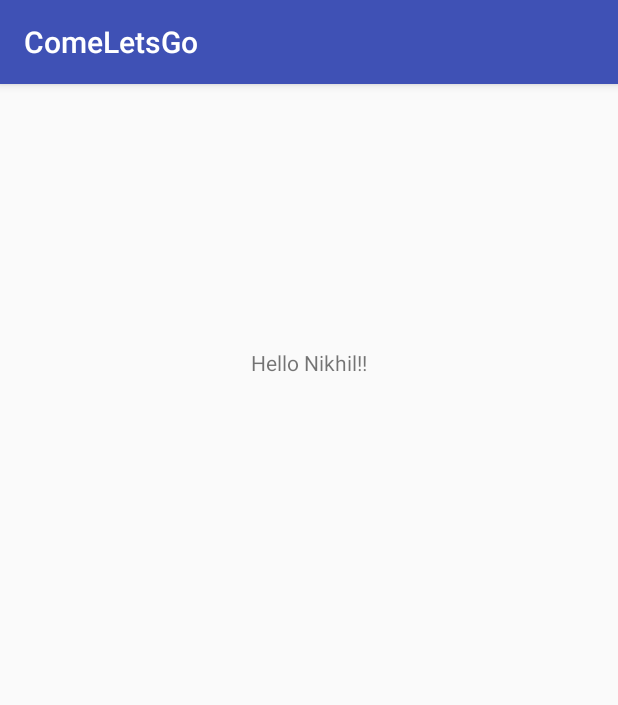
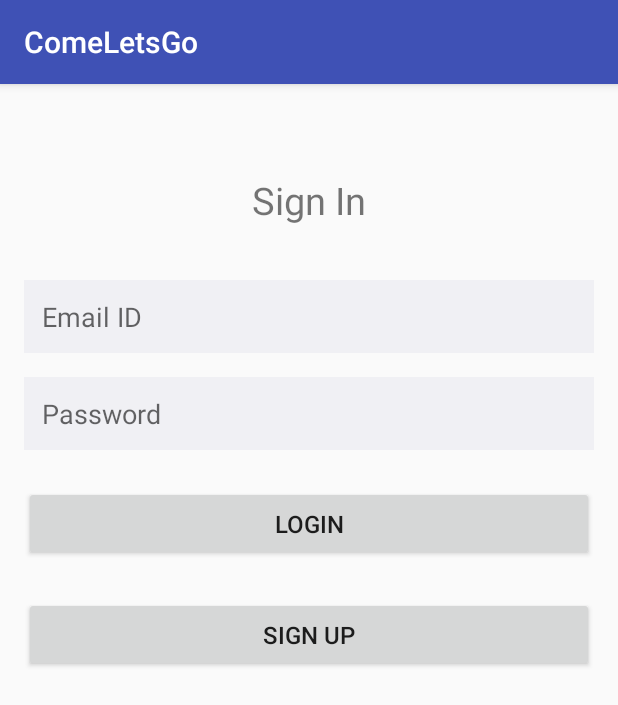
Before and after one commit to nikhil0689/ComeLetsGo, an Android app: the screen it shows after launch (LoginActivity), on a phone screen of 412 x 824 dp. Shown: the top 705 px of the screen. Run offline under Robolectric (Android 15) with nearby library versions, the phone set to English and light mode, and no system bars; our stand-ins replace Firebase (no records; nobody signed in at launch, a user with empty details on screens opened directly).

```diff
--- a/app/src/main/AndroidManifest.xml
+++ b/app/src/main/AndroidManifest.xml
@@ -16,6 +16,8 @@
                 <category android:name="android.intent.category.LAUNCHER" />
             </intent-filter>
         </activity>
+        <activity android:name=".SignUpActivity" />
+        <activity android:name=".MainActivity"></activity>
     </application>
 
 </manifest>
--- a/app/src/main/java/com/nikhil/sdsu/comeletsgo/LoginActivity.java
+++ b/app/src/main/java/com/nikhil/sdsu/comeletsgo/LoginActivity.java
@@ -1,13 +1,93 @@
 package com.nikhil.sdsu.comeletsgo;
 
+import android.content.Intent;
+import android.support.annotation.NonNull;
 import android.support.v7.app.AppCompatActivity;
 import android.os.Bundle;
+import android.text.TextUtils;
+import android.util.Log;
+import android.view.View;
+import android.widget.Button;
+import android.widget.EditText;
+import android.widget.Toast;
+
+import com.google.android.gms.tasks.OnCompleteListener;
+import com.google.android.gms.tasks.Task;
+import com.google.firebase.auth.AuthResult;
+import com.google.firebase.auth.FirebaseAuth;
+import com.google.firebase.auth.FirebaseUser;
 
 public class LoginActivity extends AppCompatActivity {
+    private EditText emailId;
+    private EditText password;
+    private Button signIn;
+    private Button signUp;
+    private FirebaseAuth firebaseAuth;
 
     @Override
     protected void onCreate(Bundle savedInstanceState) {
         super.onCreate(savedInstanceState);
         setContentView(R.layout.activity_login);
+        emailId =  findViewById(R.id.login_email);
+        password = findViewById(R.id.login_password);
+        signIn = findViewById(R.id.login_submit);
+        signUp = findViewById(R.id.login_sign_up);
+        signUp.setOnClickListener(new View.OnClickListener() {
+            @Override
+            public void onClick(View view) {
+                Intent signUpActivity = new Intent(LoginActivity.this, SignUpActivity.class);
+                startActivity(signUpActivity);
+                finish();
+            }
+        });
+        firebaseAuth = FirebaseAuth.getInstance();
+        if(firebaseAuth.getCurrentUser() != null){
+            startActivity(new Intent(LoginActivity.this, MainActivity.class));
+            finish();
+        }
+        signIn.setOnClickListener(new View.OnClickListener() {
+            @Override
+            public void onClick(View view) {
+                if(validInput()){
+                    authenticateUser(emailId.getText().toString().trim(),password.getText().toString().trim());
+                }
+            }
+
+        });
+    }
+
+    private void authenticateUser(String email, String pass) {
+        Log.d("","Authenticating user");
+        firebaseAuth.signInWithEmailAndPassword(email,pass)
+                .addOnCompleteListener(LoginActivity.this, new OnCompleteListener<AuthResult>() {
+                    @Override
+                    public void onComplete(@NonNull Task<AuthResult> task) {
+                        if (!task.isSuccessful()) {
+                            Toast.makeText(LoginActivity.this, "Invalid email or password", Toast.LENGTH_LONG).show();
+                        } else {
+                            Intent intent = new Intent(LoginActivity.this, MainActivity.class);
+                            startActivity(intent);
+                            finish();
+                        }
+                    }
+                });
+    }
+
+    private boolean validInput() {
+        boolean valid = true;
+        if(TextUtils.isEmpty(emailId.getText().toString())){
+            emailId.setError("Enter Email");
+            valid = false;
+        }
+        if (TextUtils.isEmpty(password.getText().toString())) {
+            password.setError("Enter Password");
+            valid = false;
+        }
+
+        if (password.getText().toString().length() < 6) {
+            password.setError("Password length is less than 6");
+            valid = false;
+        }
+        return valid;
     }
 }
--- a/app/src/main/res/layout/activity_login.xml
+++ b/app/src/main/res/layout/activity_login.xml
@@ -1,22 +1,90 @@
 <?xml version="1.0" encoding="utf-8"?>
-<RelativeLayout xmlns:android="http://schemas.android.com/apk/res/android"
-xmlns:app="http://schemas.android.com/apk/res-auto"
-xmlns:tools="http://schemas.android.com/tools"
-android:layout_width="match_parent"
-android:layout_height="match_parent"
-tools:context="com.nikhil.sdsu.comeletsgo.LoginActivity">
+<ScrollView xmlns:android="http://schemas.android.com/apk/res/android"
+    android:layout_width="match_parent"
+    android:layout_height="match_parent"
+    android:id="@+id/scrollView"
+    android:scrollbars="horizontal">
 
-    <TextView
-        android:layout_width="wrap_content"
+    <LinearLayout xmlns:android="http://schemas.android.com/apk/res/android"
+        xmlns:tools="http://schemas.android.com/tools"
+        android:layout_width="match_parent"
         android:layout_height="wrap_content"
-        android:layout_alignParentTop="true"
-        android:layout_centerHorizontal="true"
-        android:layout_marginTop="176dp"
-        android:text="Hello Nikhil!!"
-        app:layout_constraintBottom_toBottomOf="parent"
-        app:layout_constraintLeft_toLeftOf="parent"
-        app:layout_constraintRight_toRightOf="parent"
-        app:layout_constraintTop_toTopOf="parent" />
+        android:orientation="vertical"
+        tools:context="com.nikhil.sdsu.comeletsgo.LoginActivity">
+
+        <TextView
+            android:id="@+id/login_text"
+            android:layout_width="wrap_content"
+            android:layout_height="wrap_content"
+            android:layout_gravity="center"
+            android:layout_marginBottom="8dp"
+            android:layout_marginTop="40dp"
+            android:drawablePadding="16dp"
+            android:gravity="center"
+            android:padding="20dp"
+            android:text="Sign In"
+            android:textSize="25sp" />
+
+        <EditText
+            android:id="@+id/login_email"
+            android:layout_width="match_parent"
+            android:layout_height="wrap_content"
+            android:layout_gravity="center"
+            android:layout_marginBottom="8dp"
+            android:layout_marginLeft="16dp"
+            android:layout_marginRight="16dp"
+            android:layout_marginTop="8dp"
+            android:background="#f0f0f4"
+            android:drawablePadding="16dp"
+            android:hint="Email ID"
+            android:inputType="textEmailAddress"
+            android:padding="12dp"
+            android:textColor="#000" />
+
+        <EditText
+            android:id="@+id/login_password"
+            android:layout_width="match_parent"
+            android:layout_height="wrap_content"
+            android:layout_gravity="center"
+            android:layout_marginBottom="8dp"
+            android:layout_marginLeft="16dp"
+            android:layout_marginRight="16dp"
+            android:layout_marginTop="8dp"
+            android:background="#f0f0f4"
+            android:drawablePadding="16dp"
+            android:hint="Password"
+            android:inputType="textPassword"
+            android:padding="12dp"
+            android:textColor="#000" />
+
+        <Button
+            android:id="@+id/login_submit"
+            android:layout_width="match_parent"
+            android:layout_height="wrap_content"
+            android:layout_gravity="center"
+            android:layout_marginBottom="8dp"
+            android:layout_marginLeft="16dp"
+            android:layout_marginRight="16dp"
+            android:layout_marginTop="16dp"
+            android:padding="14dp"
+            android:text="Login"
+            android:textAlignment="center"
+            android:textSize="16sp" />
+
+        <Button
+            android:id="@+id/login_sign_up"
+            android:layout_width="match_parent"
+            android:layout_height="wrap_content"
+            android:layout_gravity="center"
+            android:layout_marginBottom="8dp"
+            android:layout_marginLeft="16dp"
+            android:layout_marginRight="16dp"
+            android:layout_marginTop="16dp"
+            android:padding="14dp"
+            android:text="Sign UP"
+            android:textSize="16sp" />
 
 
-</RelativeLayout>
+
+    </LinearLayout>
+</ScrollView>
--- a/build.gradle
+++ b/build.gradle
@@ -12,6 +12,7 @@ buildscript {
 
         // NOTE: Do not place your application dependencies here; they belong
         // in the individual module build.gradle files
+        classpath 'com.google.gms:google-services:3.1.0'
     }
 }
 
```
Also changed, not shown: app/build.gradle (+8 -1 lines), app/src/main/java/com/nikhil/sdsu/comeletsgo/MainActivity.java (added, +13 -0 lines), app/src/main/java/com/nikhil/sdsu/comeletsgo/SignUpActivity.java (added, +129 -0 lines), app/src/main/res/layout/activity_main.xml (added, +17 -0 lines), app/src/main/res/layout/activity_sign_up.xml (added, +117 -0 lines).
